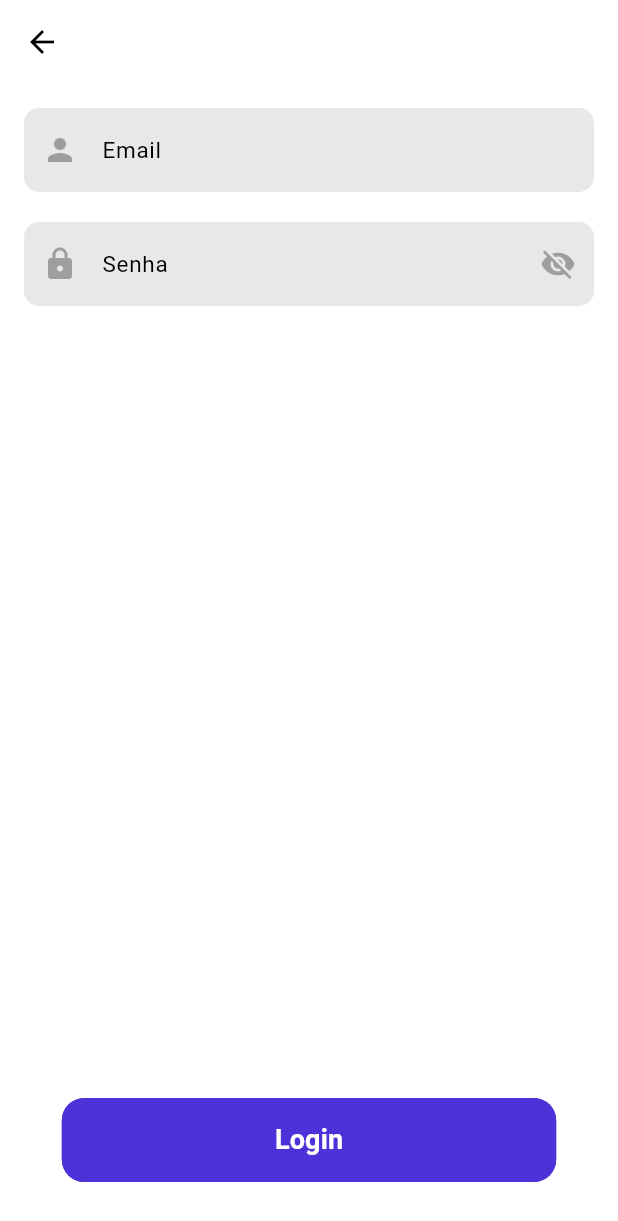
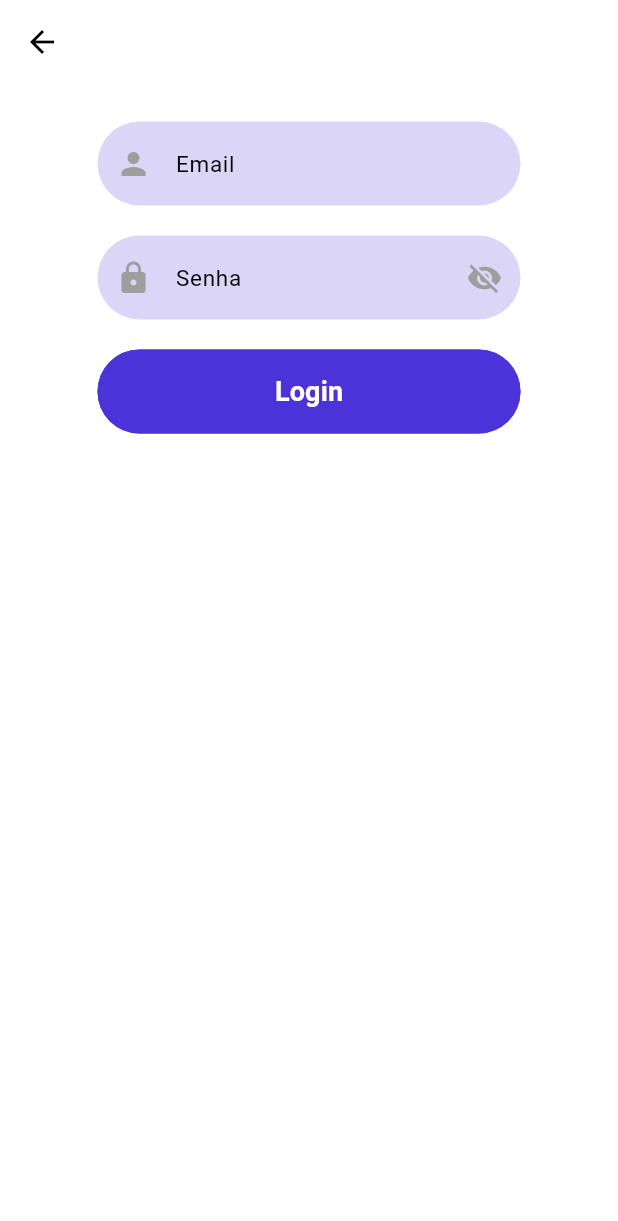
Before and after one commit to formatechsolutions/Buscador-de-pre-o, a Flutter app: the screen it shows after launch, after a tap on "LOGIN", on a phone screen of 412 x 824 dp. Shown: the top 1221 px of the screen. Run offline on Flutter 3.47's test engine with Material 3 defaults, Android fonts, the phone set to English and light mode, and no system bars; our stand-ins replace get, package_info_plus.

Commit message:
iniciando algumas componentizações

```diff
--- /dev/null
+++ b/lib/core/pages/custom/app_style_configuration.dart
@@ -0,0 +1,5 @@
+import 'package:flutter/material.dart';
+
+class AppStyleConfiguration {
+  static final borderRadiusButton = BorderRadius.circular(40.0);
+}
--- a/lib/core/pages/custom/button/custom_button_main.dart
+++ b/lib/core/pages/custom/button/custom_button_main.dart
@@ -1,3 +1,4 @@
+import 'package:busca_preco/core/pages/custom/app_style_configuration.dart';
 import 'package:busca_preco/core/pages/custom/colors_controller.dart';
 import 'package:flutter/material.dart';
 import 'package:get/get.dart';
@@ -27,7 +28,7 @@ class CustomButtonMain extends StatelessWidget {
         style: OutlinedButton.styleFrom(
           padding: const EdgeInsets.all(25.0),
           shape: RoundedRectangleBorder(
-            borderRadius: BorderRadius.circular(40.0),
+            borderRadius: AppStyleConfiguration.borderRadiusButton,
           ),
           side: BorderSide(
             color: colorButton,
--- a/lib/core/pages/custom/button/secondary_button.dart
+++ b/lib/core/pages/custom/button/secondary_button.dart
@@ -1,3 +1,4 @@
+import 'package:busca_preco/core/pages/custom/app_style_configuration.dart';
 import 'package:busca_preco/core/pages/custom/colors_controller.dart';
 import 'package:flutter/material.dart';
 
@@ -24,7 +25,7 @@ class CustomSecondaryButton extends StatelessWidget {
         style: OutlinedButton.styleFrom(
           padding: const EdgeInsets.all(15.0),
           shape: RoundedRectangleBorder(
-            borderRadius: BorderRadius.circular(15.0),
+            borderRadius: AppStyleConfiguration.borderRadiusButton,
           ),
           side: BorderSide(
             color: colorButton,
--- a/lib/core/pages/login/login_page.dart
+++ b/lib/core/pages/login/login_page.dart
@@ -16,32 +16,45 @@ class LoginPage extends StatelessWidget {
       init: _loginController,
       builder: (controller) => Scaffold(
         appBar: SimpleAppBar(),
-        body: Obx(() => Container(
+        body: Obx(
+          () => Container(
             color: ColorController().backgroundColor.value,
             child: Padding(
-              padding: const EdgeInsets.all(16.0),
+              padding: const EdgeInsets.all(25.0),
               child: Form(
                 key: _loginController.formKey,
                 child: Column(
                   children: [
-                    TextField(
+                    Center(
+                      child: Padding(
+                        padding: const EdgeInsets.symmetric(horizontal: 40.0),
+                        child: TextField(
                           controller: _loginController.emailController,
-                      decoration: const InputDecoration(
+                          decoration: InputDecoration(
                             labelText: 'Email',
-                        labelStyle:
-                            TextStyle(color: Colors.black, fontSize: 15),
-                        prefixIcon: Icon(Icons.person),
+                            labelStyle: const TextStyle(
+                                color: Colors.black, fontSize: 15),
+                            prefixIcon: const Icon(Icons.person),
                             prefixIconColor: Colors.grey,
                             filled: true,
-                        fillColor: Color.fromARGB(255, 233, 231, 231),
-                        border: OutlineInputBorder(
-                          borderRadius: BorderRadius.all(Radius.circular(10)),
+                            fillColor:
+                                ColorsController.primary.withOpacity(0.2),
+                            border: const OutlineInputBorder(
+                              borderRadius:
+                                  BorderRadius.all(Radius.circular(50)),
                               borderSide: BorderSide.none,
                             ),
                           ),
                         ),
+                      ),
+                    ),
                     const SizedBox(height: 20),
-                    Obx(() => TextField(
+                    Obx(
+                      () => Center(
+                        child: Padding(
+                            padding:
+                                const EdgeInsets.symmetric(horizontal: 40.0),
+                            child: TextField(
                               controller: _loginController.senhaController,
                               obscureText: !_loginController.showPassword.value,
                               decoration: InputDecoration(
@@ -51,10 +64,11 @@ class LoginPage extends StatelessWidget {
                                 prefixIcon: const Icon(Icons.lock),
                                 prefixIconColor: Colors.grey,
                                 filled: true,
-                            fillColor: const Color.fromARGB(255, 233, 231, 231),
+                                fillColor:
+                                    ColorsController.primary.withOpacity(0.2),
                                 border: const OutlineInputBorder(
                                   borderRadius:
-                                  BorderRadius.all(Radius.circular(10)),
+                                      BorderRadius.all(Radius.circular(50)),
                                   borderSide: BorderSide.none,
                                 ),
                                 suffixIcon: IconButton(
@@ -64,16 +78,24 @@ class LoginPage extends StatelessWidget {
                                         : Icons.visibility_off,
                                     color: Colors.grey,
                                   ),
-                              onPressed: _loginController.showPasswordToggle,
+                                  onPressed:
+                                      _loginController.showPasswordToggle,
                                 ),
                               ),
                             )),
-                    const Spacer(),
-                    CustomSecondaryButton(
+                      ),
+                    ),
+                    const SizedBox(height: 20),
+                    Center(
+                      child: Padding(
+                        padding: const EdgeInsets.symmetric(horizontal: 40.0),
+                        child: CustomSecondaryButton(
                           text: 'Login',
                           colorButton: ColorsController.primary,
                           colorBackground: true,
                           onPressed: _loginController.login,
+                        ),
+                      ),
                     ),
                     const SizedBox(height: 20),
                   ],
```
Lines whose indentation alone changed are shown as unchanged.
